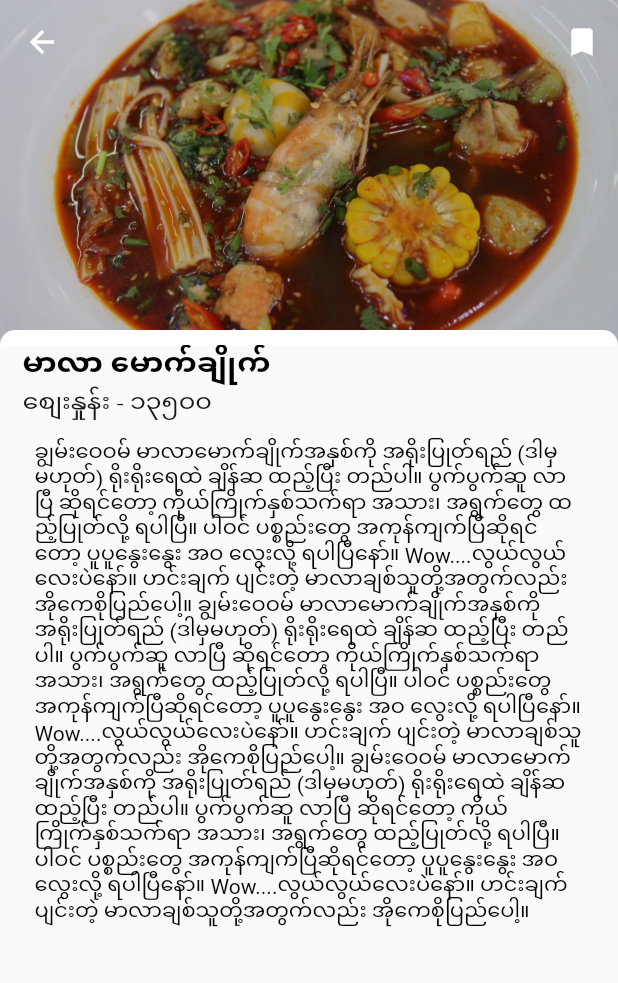
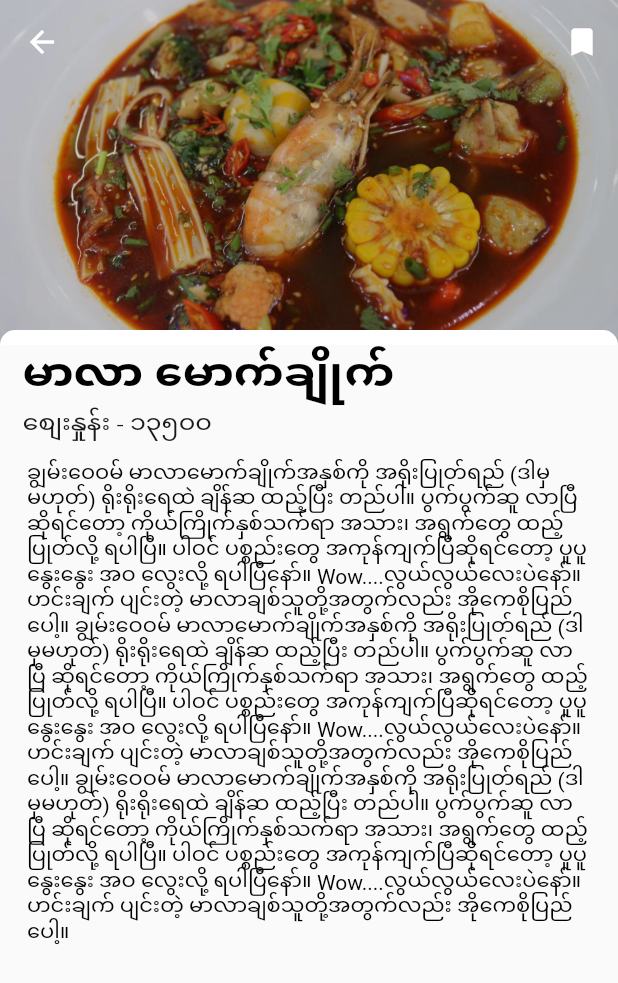
Before and after one commit to Zwelctrl/FoodburmaMenuUI, a Flutter app: the MenuDetailsPage screen opened directly, after a tap on the "bookmark add" icon, on a phone screen of 412 x 824 dp. Shown: the top 983 px of the screen. Run offline on Flutter 3.47's test engine with Material 2 defaults, Android fonts, the phone set to English and light mode, and no system bars; drawn by our look-alikes of flutter_html; our stand-ins replace get.

Commit message:
userform_on_progress

```diff
--- a/lib/main.dart
+++ b/lib/main.dart
@@ -34,7 +34,7 @@ class _MyAppState extends State<MyApp> {
     return GetMaterialApp(
       debugShowCheckedModeBanner: false,
       // home: FoodburmaApp(),
-      initialRoute: "/",
+      initialRoute: "/business_owner_form",
       getPages: [
         GetPage(name: "/", page: () => FoodburmaApp()),
         GetPage(name: "/menu", page: () => MenuScreen()),
@@ -73,6 +73,6 @@ class _FoodburmaAppState extends State<FoodburmaApp> {
   }
 
   void openMenuScreen() {
-    Get.toNamed("/business_owner_form");
+    Get.toNamed("/menu");
   }
 }
--- /dev/null
+++ b/lib/widgets/big_text.dart
@@ -0,0 +1,22 @@
+import 'package:flutter/material.dart';
+
+class BigText extends StatelessWidget {
+  String text;
+  Color color;
+  double size;
+  FontWeight fontWeight;
+
+  BigText({Key? key, required this.text, required this.color,required this.size,required this.fontWeight}) : super(key: key);
+
+  @override
+  Widget build(BuildContext context) {
+    return Text(
+      text,
+      style: TextStyle(
+        color: color,
+        fontSize: size,
+        fontWeight: fontWeight,
+      ),
+    );
+  }
+}
--- a/lib/widgets/custom_text_form_field.dart
+++ b/lib/widgets/custom_text_form_field.dart
@@ -5,14 +5,12 @@ Widget textformfield(String textToUse, {TextInputType? type}) {
     keyboardType: type,
     decoration: InputDecoration(
       isDense: true,
-
       filled: true,
       fillColor: Colors.grey.shade200,
       border: OutlineInputBorder(),
       focusedBorder:
           OutlineInputBorder(borderSide: BorderSide(color: Colors.black)),
       labelText: textToUse,
-
       labelStyle: TextStyle(
         color: Colors.black.withOpacity(0.7),
         fontSize: 14,
--- a/lib/widgets/menu_details_info.dart
+++ b/lib/widgets/menu_details_info.dart
@@ -1,6 +1,7 @@
 import 'package:flutter/material.dart';
 import 'package:flutter_html/flutter_html.dart';
 import 'package:food_menu_online/data/restaurantData.dart';
+import 'package:food_menu_online/widgets/big_text.dart';
 
 class Menu_Details_Info extends StatelessWidget {
   const Menu_Details_Info({Key? key}) : super(key: key);
@@ -17,13 +18,7 @@ class Menu_Details_Info extends StatelessWidget {
             child: Row(
               mainAxisAlignment: MainAxisAlignment.start,
               children: [
-                Text(
-                  "မာလာ မောက်ချိုက် ",
-                  style: TextStyle(
-                      color: Colors.black,
-                      fontWeight: FontWeight.w600,
-                      fontSize: 20),
-                ),
+                BigText(text: "မာလာ မောက်ချိုက် ", color: Colors.black, size: 30, fontWeight: FontWeight.bold)
               ],
             ),
           ),
@@ -41,7 +36,7 @@ class Menu_Details_Info extends StatelessWidget {
             ),
           ),
           Padding(
-            padding: const EdgeInsets.symmetric(horizontal: 15),
+            padding: const EdgeInsets.symmetric(horizontal: 10),
             child: SizedBox(
               child: Html(data: htmlData),
             ),
--- a/lib/widgets/menu_listings.dart
+++ b/lib/widgets/menu_listings.dart
@@ -57,7 +57,7 @@ class MenuListItem extends StatelessWidget {
                     MenuDescription,
                     maxLines: 2,
                     style: TextStyle(
-                        color: Colors.black.withOpacity(.4),
+                        color: Colors.black.withOpacity(.7),
                         fontWeight: FontWeight.w400,
                         fontSize: 12,
                         overflow: TextOverflow.fade),
```
Also changed, not shown: lib/data/restaurantData.dart (+1 -1 lines), lib/pages/business_owner_form.dart (+8 -17 lines), lib/widgets/menu_items.dart (+6 -6 lines), lib/widgets/small_text.dart (added, +22 -0 lines).
